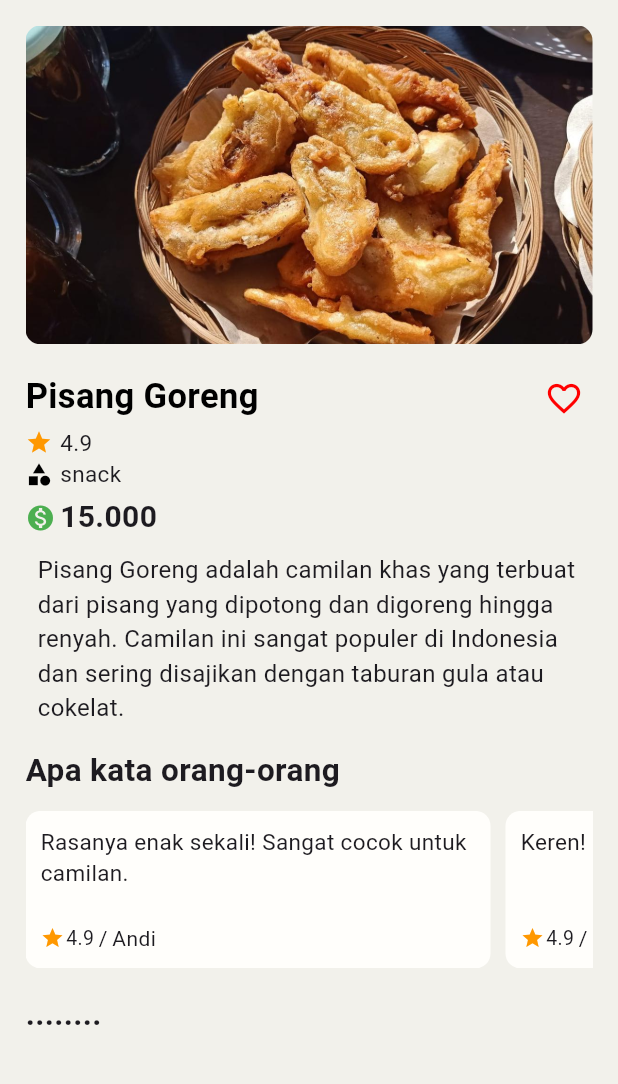
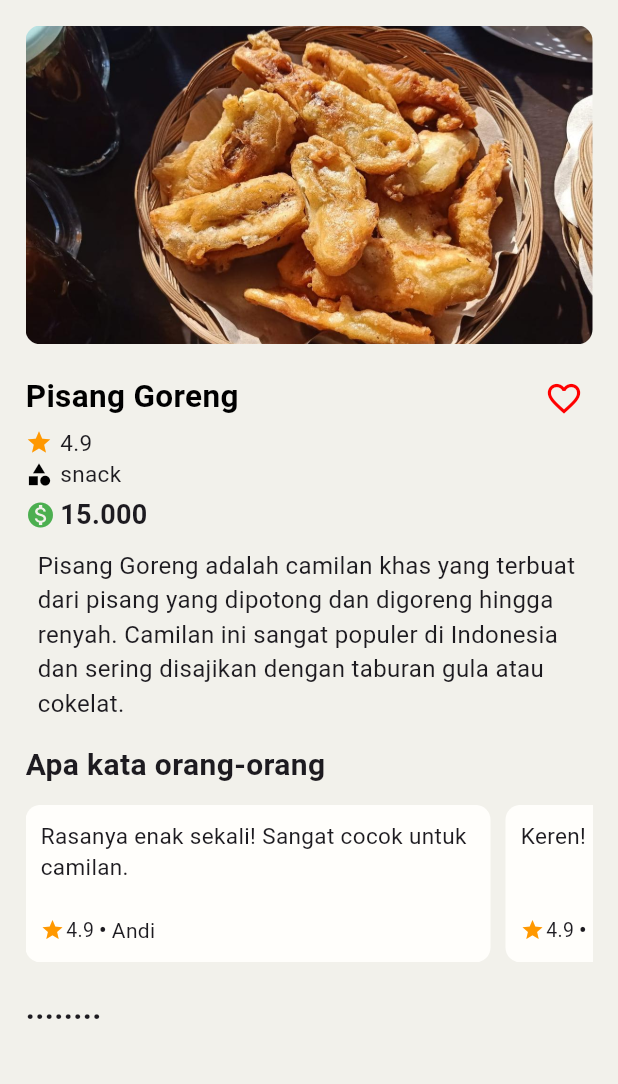
Before and after one commit to Ashief1707/restoran, a Flutter app: the screen it shows after launch, after a tap on "Pisang Goreng", on a phone screen of 412 x 824 dp, the part 84-1168 px from its top. Run offline on Flutter 3.47's test engine with Material 3 defaults, Android fonts, the phone set to English and light mode, and no system bars; our stand-ins replace font_awesome_flutter.

Commit message:
ulasan done

```diff
--- a/lib/page_menu_detail.dart
+++ b/lib/page_menu_detail.dart
@@ -51,7 +51,7 @@ class DetailMenu extends StatelessWidget {
                       style: TextStyle(
                         color: Colors.black,
                         fontWeight: FontWeight.bold,
-                        fontSize: 23,
+                        fontSize: 21,
                         )
                       ),
                       ButtonFavorite(),
@@ -81,7 +81,7 @@ class DetailMenu extends StatelessWidget {
               Container(
                 child: Text("Apa kata orang-orang",
                 style: TextStyle(
-                  fontSize : 21,
+                  fontSize : 20,
                   fontWeight: FontWeight.bold,
                 ))
               ),
@@ -115,7 +115,12 @@ class DetailMenu extends StatelessWidget {
                                 children: [
                                   RateUlasan(Icons.star, menu.rate, Colors.orange),
                                   SizedBox(width: 3),
-                                  Text("/"),
+                                  Text(
+                                    "•",
+                                    style: TextStyle(
+                                      fontSize: 16,
+                                    ),
+                                  ),
                                   SizedBox(width: 3),
                                   Text(menu.ulasan[index].values.first)
                                 ],
@@ -181,7 +186,7 @@ class DetailMenu extends StatelessWidget {
                     Text(
                       teks,
                       style: TextStyle(
-                        fontSize: 20,
+                        fontSize: 18,
                         fontWeight: FontWeight.bold
                       ),
                     ),
```
